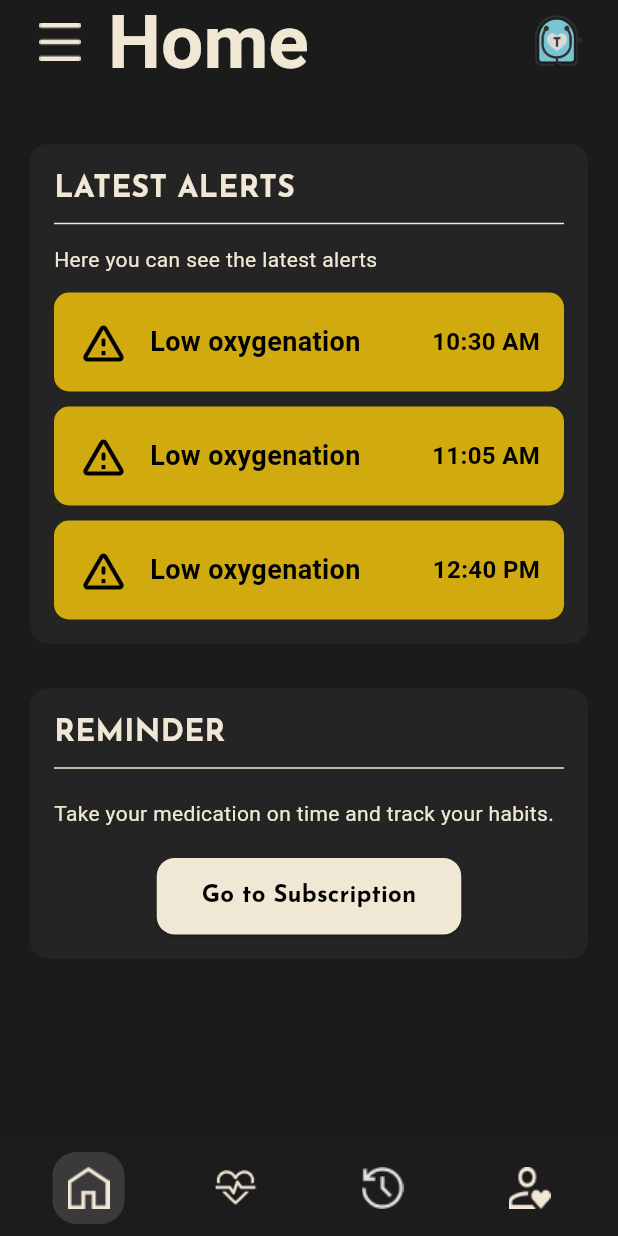
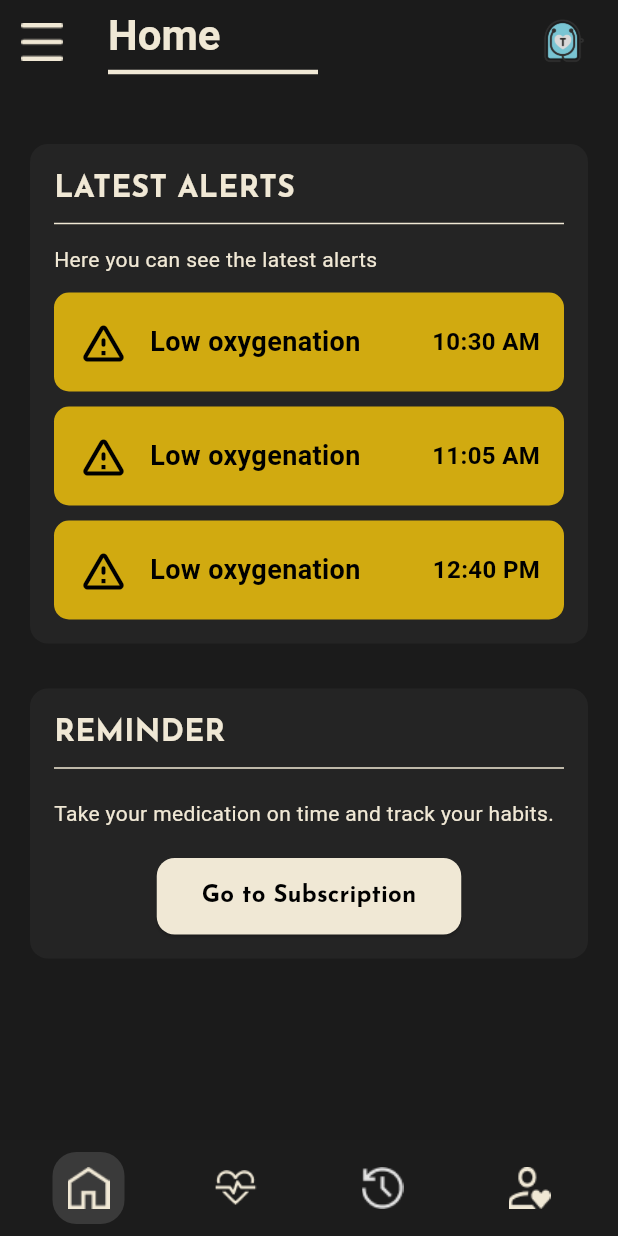
Before and after one commit to TukunTech/MobileApp_IOT, a Flutter app: the screen it shows after launch, after a tap on "Log In", on a phone screen of 412 x 824 dp. Run offline on Flutter 3.47's test engine with Material 3 defaults, Android fonts, the light colour scheme and no system bars; our stand-ins replace google_fonts.

Commit message:
style(ui): align toggle sidebar to left and add underline below title in BaseScreen

```diff
--- a/lib/core/base_screen.dart
+++ b/lib/core/base_screen.dart
@@ -22,27 +22,34 @@ class BaseScreen extends StatelessWidget {
       appBar: AppBar(
         backgroundColor: const Color(0xFF1B1B1B),
         elevation: 0,
-        title: Row(
+        leading: const ToggleSidebar(), // 👈 ahora está en la esquina
+        title: Column(
+          crossAxisAlignment: CrossAxisAlignment.start,
           children: [
-            const ToggleSidebar(),
-            const SizedBox(width: 8),
             Text(
               title,
               style: GoogleFonts.darkerGrotesque(
-                fontSize: 50,
+                fontSize: 28,
                 fontWeight: FontWeight.bold,
                 color: const Color(0xFFF0E8D5),
               ),
             ),
+            const SizedBox(height: 4),
+            Container(
+              height: 3,
+              width: 140,
+              color: const Color(0xFFF0E8D5),
+            ),
           ],
         ),
+        centerTitle: false, // 👈 asegura que se alinee a la izquierda
         actions: [
           Padding(
             padding: const EdgeInsets.only(right: 16),
             child: Image.asset(
               "assets/icon.png",
-              width: 50,
-              height: 50,
+              width: 42,
+              height: 42,
             ),
           ),
         ],
```
